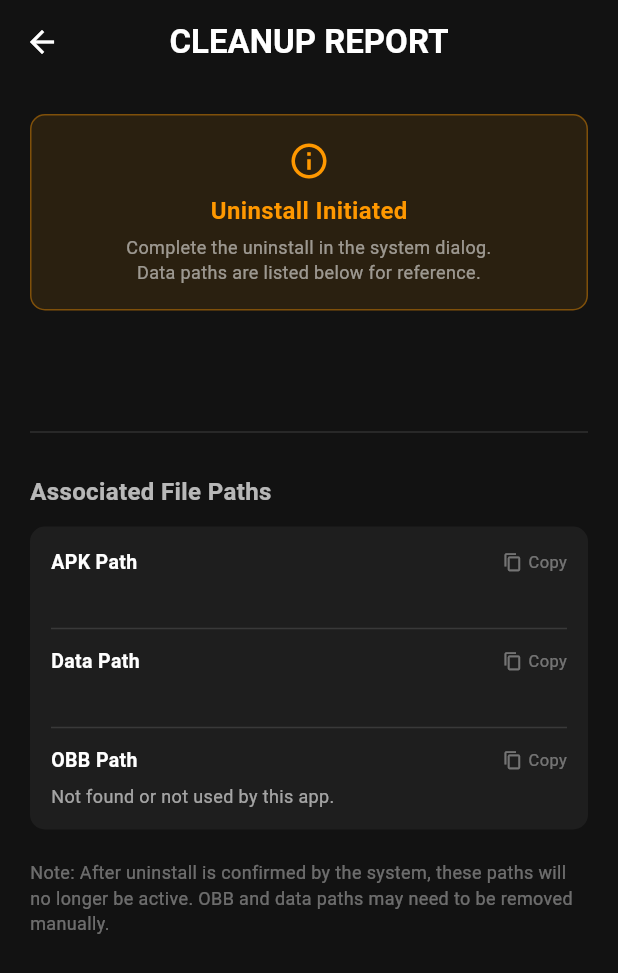
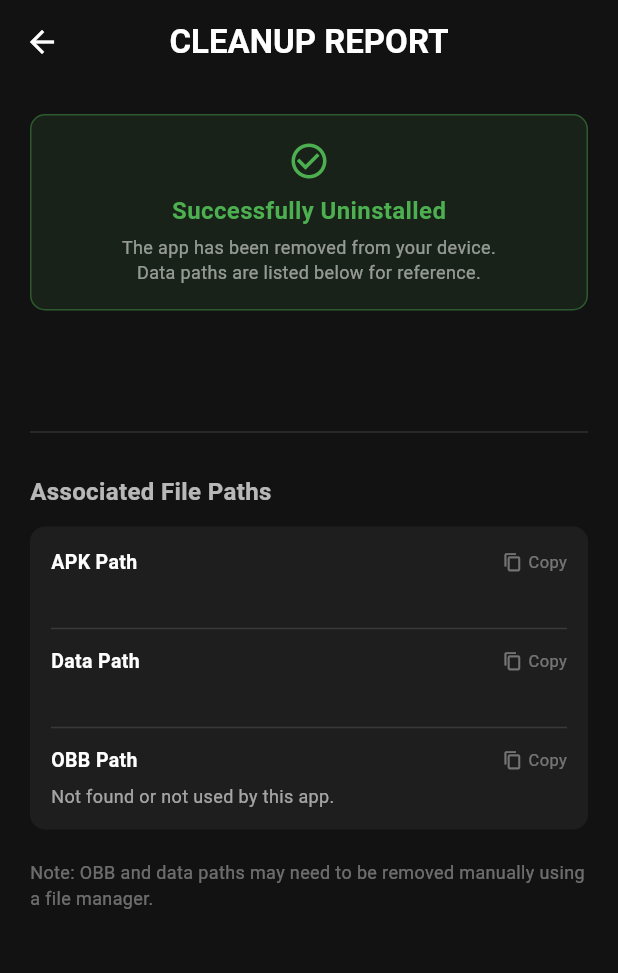
Before and after one commit to Toshiro42/Clean-Install, a Flutter app: the CleanupReportScreen screen opened directly with empty values, on a phone screen of 412 x 824 dp. Shown: the top 973 px of the screen. Run offline on Flutter 3.47's test engine with Material 3 defaults, Android fonts, the phone set to English and light mode, and no system bars; our stand-ins replace flutter_dotenv.

Commit message:
Uninstall Button Works

```diff
--- a/lib/features/cleanup_report/cleanup_report_screen.dart
+++ b/lib/features/cleanup_report/cleanup_report_screen.dart
@@ -31,25 +31,25 @@ class CleanupReportScreen extends StatelessWidget {
               width: double.infinity,
               padding: const EdgeInsets.symmetric(vertical: 16),
               decoration: BoxDecoration(
-                color: Colors.orange.withOpacity(0.1),
-                border: Border.all(color: Colors.orange.withOpacity(0.4)),
+                color: Colors.green.withOpacity(0.1),
+                border: Border.all(color: Colors.green.withOpacity(0.4)),
                 borderRadius: BorderRadius.circular(10),
               ),
               child: const Column(
                 children: [
-                  Icon(Icons.info_outline, color: Colors.orange, size: 28),
+                  Icon(Icons.check_circle_outline, color: Colors.green, size: 28),
                   SizedBox(height: 8),
                   Text(
-                    'Uninstall Initiated',
+                    'Successfully Uninstalled',
                     style: TextStyle(
-                      color: Colors.orange,
+                      color: Colors.green,
                       fontWeight: FontWeight.bold,
                       fontSize: 16,
                     ),
                   ),
                   SizedBox(height: 4),
                   Text(
-                    'Complete the uninstall in the system dialog.\nData paths are listed below for reference.',
+                    'The app has been removed from your device.\nData paths are listed below for reference.',
                     style: TextStyle(color: Colors.white54, fontSize: 12),
                     textAlign: TextAlign.center,
                   ),
@@ -86,7 +86,7 @@ class CleanupReportScreen extends StatelessWidget {
             const SizedBox(height: 20),
 
             const Text(
-              'Note: After uninstall is confirmed by the system, these paths will no longer be active. OBB and data paths may need to be removed manually.',
+              'Note: OBB and data paths may need to be removed manually using a file manager.',
               style: TextStyle(color: Colors.white38, fontSize: 12),
             ),
           ],
```
Also changed, not shown: lib/core/services/native_app_service.dart (+11 -12 lines), lib/features/home/app_tile.dart (+6 -37 lines), lib/features/home/home_screen.dart (+61 -25 lines), 2 other files.
